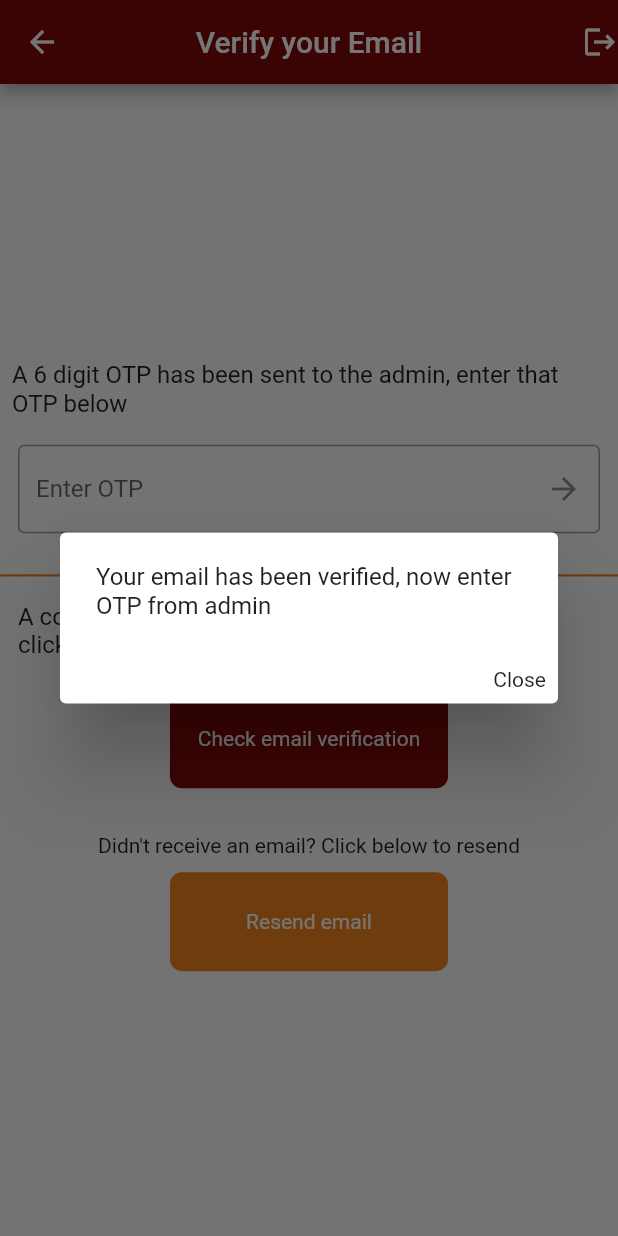
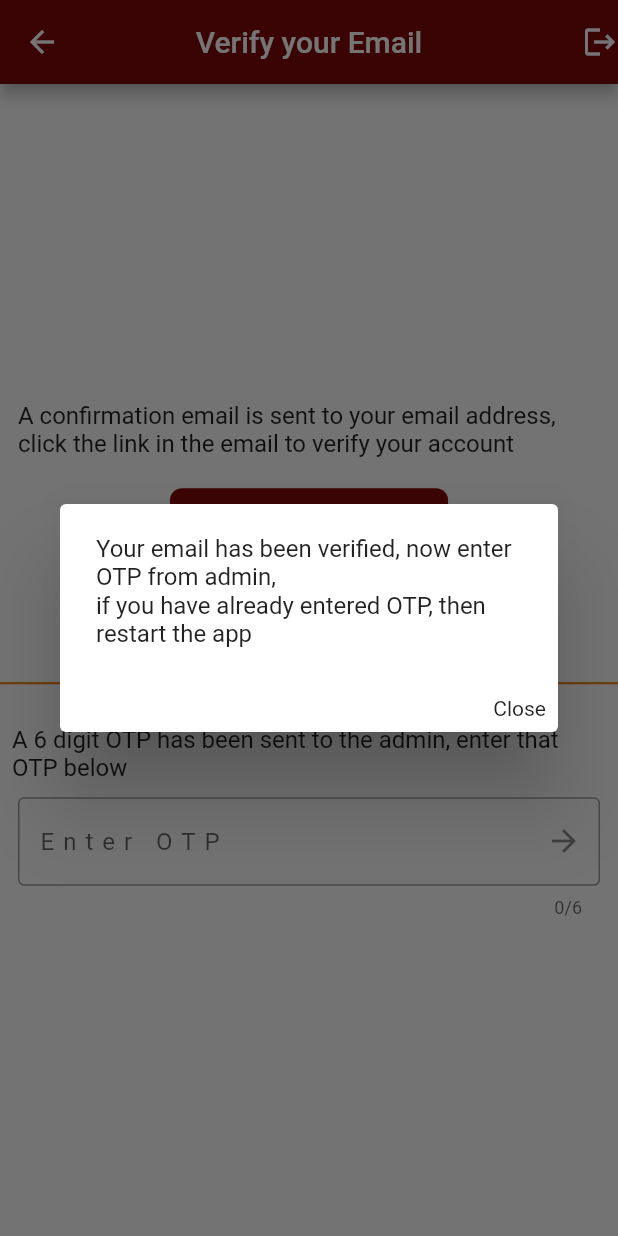
Before and after one commit to Oclits-Interns/Consumer_Checkin, a Flutter app: the VerifyEmail screen opened directly, after a tap on "Check email verification", on a phone screen of 412 x 824 dp. Run offline on Flutter 3.47's test engine with Material 2 defaults, Android fonts, the phone set to English and light mode, and no system bars; our stand-ins replace camera, cloud_firestore, connectivity_plus, cool_alert, firebase_auth, firebase_core and 11 more; missing offline and left inert: dart:ffi, flutter_barcode_scanner, gsheets, mailer, qr_code_scanner; accounts and stored records are empty; statements that could not run were skipped; key blocks and very long unbroken strings in the code were emptied for the run.

Commit message:
2 step verification process completed

```diff
--- a/lib/constant/functions/functions.dart
+++ b/lib/constant/functions/functions.dart
@@ -1,6 +1,6 @@
 import 'dart:math';
-
 import 'package:consumer_checkin/services/google_sheets.dart';
+import 'package:firebase_auth/firebase_auth.dart';
 import 'package:mailer/mailer.dart';
 import 'package:mailer/smtp_server/gmail.dart';
 
@@ -44,7 +44,7 @@ sendEmail(String otp, String userName, String email) async {
   } on MailerException catch (e) {
     print(e);
     for (var p in e.problems) {
-
+      print(p);
     }
   }
 }
--- a/lib/models/TheUser.dart
+++ b/lib/models/TheUser.dart
@@ -1,4 +1,3 @@
-import 'package:cloud_firestore/cloud_firestore.dart';
 
 class TheUser {
   final String uid;
--- a/lib/screens/authentication/verify_email.dart
+++ b/lib/screens/authentication/verify_email.dart
@@ -1,6 +1,5 @@
-import 'package:cloud_firestore/cloud_firestore.dart';
 import 'package:consumer_checkin/constant/colors_constant.dart';
-import 'package:consumer_checkin/services/db_firestore.dart';
+import 'package:consumer_checkin/widgets/otp_input.dart';
 import 'package:firebase_auth/firebase_auth.dart';
 import 'package:flutter/material.dart';
 import 'package:provider/provider.dart';
@@ -11,13 +10,12 @@ class VerifyEmail extends StatefulWidget {
   State<VerifyEmail> createState() => _VerifyEmailState();
 }
 
-bool isAuthenticated = false;
-
 class _VerifyEmailState extends State<VerifyEmail> {
   String message = "A confirmation email is sent to your email address, click the link in the email to verify your account";
   final FirebaseAuth _auth = FirebaseAuth.instance;
   TextEditingController otpController = TextEditingController();
   String otp = "";
+  final GlobalKey<ScaffoldState> _scaffoldkey = GlobalKey<ScaffoldState>();
 
   @override
   Widget build(BuildContext context) {
@@ -25,6 +23,7 @@ class _VerifyEmailState extends State<VerifyEmail> {
     var user = Provider.of<User?>(context);
 
     return Scaffold(
+      key: _scaffoldkey,
       appBar: AppBar(
         backgroundColor: kMaroon,
         title: const Text("Verify your Email"),
@@ -39,34 +38,6 @@ class _VerifyEmailState extends State<VerifyEmail> {
         child: Column(
           mainAxisAlignment: MainAxisAlignment.center,
           children: [
-            const Padding(
-              padding: EdgeInsets.all(8.0),
-              child: Text("A 6 digit OTP has been sent to the admin, enter that OTP below",
-              style: TextStyle(
-                fontSize: 16,
-                fontWeight: FontWeight.w400
-              ),),
-            ),
-            Padding(
-              padding: const EdgeInsets.symmetric(horizontal: 12.0, vertical: 10),
-              child: TextFormField(
-                controller: otpController,
-                decoration: InputDecoration(
-                  hintText: "Enter OTP",
-                  border: const OutlineInputBorder(),
-                  suffixIcon: GestureDetector(
-                      onTap: () async {
-                        isAuthenticated = await DatabaseService().getOtp(otp);
-                        FirebaseFirestore.instance.collection("users").doc(user!.uid).update(
-                            {"Authenticated" : isAuthenticated});
-                      },
-                      child: const Icon(Icons.arrow_forward)),
-                ),
-                onChanged: (val) {setState(() => otp = val);},
-              ),
-            ),
-            const SizedBox(height: 10,),
-            Divider(thickness: 1.5, color: kYellow,),
             Padding(
               padding: const EdgeInsets.symmetric(horizontal: 12.0, vertical: 10),
               child: Text(
@@ -75,9 +46,6 @@ class _VerifyEmailState extends State<VerifyEmail> {
                     fontSize: 16
                 ),),
             ),
-            // user!.emailVerified ?
-            //     const Text("Your email is confirmed, you can continue signing in")
-            // : const Text("An email has been sent to your email address, please follow the instructions to verify your account"),
             Padding(
               padding: const EdgeInsets.only(top: 10.0),
               child: GestureDetector(
@@ -87,7 +55,8 @@ class _VerifyEmailState extends State<VerifyEmail> {
                   if(user!.emailVerified) {
                     showDialog(context: context, builder: (context) {
                       return AlertDialog(
-                        content: const Text("Your email has been verified, now enter OTP from admin"),
+                        content: const Text("Your email has been verified, now enter OTP from admin, \n"
+                            "if you have already entered OTP, then restart the app"),
                         actions: [
                           GestureDetector(
                             child: const Text("Close"),
@@ -112,30 +81,27 @@ class _VerifyEmailState extends State<VerifyEmail> {
                 ),
               ),
             ),
-            const SizedBox(height: 30,),
-            const Text("Didn't receive an email? Click below to resend"),
+            const SizedBox(height: 40,),
+            Row(
+              crossAxisAlignment: CrossAxisAlignment.end,
+              mainAxisAlignment: MainAxisAlignment.center,
+              children: [
+                const Text("Didn't receive an email?"),
                 Padding(
-              padding: const EdgeInsets.only(top: 10.0),
+                  padding: const EdgeInsets.only(left: 3.5),
                   child: GestureDetector(
                       onTap: () {
+                        ScaffoldMessenger.of(context).showSnackBar(const SnackBar(content: Text("Email resent, please wait a few moments before clicking again")));
                         user!.sendEmailVerification();
                       },
-                child: Container(
-                  decoration: BoxDecoration(
-                      color: kYellow,
-                      borderRadius: BorderRadius.circular(8)
-                  ),
-                  width: MediaQuery.of(context).size.width * 0.45,
-                  height: MediaQuery.of(context).size.height * 0.08,
-                  child: const Center(
-                      child: Text(
-                    "Resend email",
+                      child: Text("Click here to resend",
                         style: TextStyle(
-                      color: Colors.white
+                            color: kYellow
                         ),)),
                 ),
+              ],
             ),
-            ),
+            user!.emailVerified ? const OtpConfirmation() : Container(),
           ],
         ),
       )
--- a/lib/services/db_firestore.dart
+++ b/lib/services/db_firestore.dart
@@ -1,5 +1,4 @@
 import 'package:cloud_firestore/cloud_firestore.dart';
-import 'package:mailer/mailer.dart';
 
 class DatabaseService {
   final CollectionReference _consumersCollection = FirebaseFirestore.instance.collection("Consumers");
--- /dev/null
+++ b/lib/widgets/otp_input.dart
@@ -0,0 +1,69 @@
+import 'package:cloud_firestore/cloud_firestore.dart';
+import 'package:consumer_checkin/services/db_firestore.dart';
+import 'package:firebase_auth/firebase_auth.dart';
+import 'package:flutter/material.dart';
+import 'package:provider/provider.dart';
+import '../constant/colors_constant.dart';
+
+class OtpConfirmation extends StatefulWidget {
+  const OtpConfirmation({Key? key}) : super(key: key);
+
+  @override
+  State<OtpConfirmation> createState() => _OtpConfirmationState();
+}
+
+bool isAuthenticated = false;
+
+class _OtpConfirmationState extends State<OtpConfirmation> {
+
+  TextEditingController otpController = TextEditingController();
+  String otp = "";
+
+  @override
+  Widget build(BuildContext context) {
+
+    var user = Provider.of<User?>(context);
+
+
+      return Column(
+        children: [
+          Divider(thickness: 1.5, color: kYellow,),
+          const Padding(
+            padding: EdgeInsets.only(left: 8.0, right: 8.0, top: 20),
+            child: Text(
+              "A 6 digit OTP has been sent to the admin, enter that OTP below",
+              style: TextStyle(
+                  fontSize: 16,
+                  fontWeight: FontWeight.w400
+              ),),
+          ),
+          Padding(
+            padding: const EdgeInsets.symmetric(horizontal: 12.0, vertical: 10),
+            child: TextFormField(
+              maxLength: 6,
+              keyboardType: TextInputType.number,
+              style: const TextStyle(
+                  letterSpacing: 6
+              ),
+              controller: otpController,
+              decoration: InputDecoration(
+                hintText: "Enter OTP",
+                border: const OutlineInputBorder(),
+                suffixIcon: GestureDetector(
+                    onTap: () async {
+                      isAuthenticated = await DatabaseService().getOtp(otp);
+                      FirebaseFirestore.instance.collection("users").doc(
+                          user!.uid).update(
+                          {"Authenticated": isAuthenticated});
+                    },
+                    child: const Icon(Icons.arrow_forward)),
+              ),
+              onChanged: (val) {
+                setState(() => otp = val);
+              },
+            ),
+          ),
+        ],
+      );
+  }
+}
--- a/lib/wrapper.dart
+++ b/lib/wrapper.dart
@@ -31,7 +31,7 @@ class _WrapperState extends State<Wrapper> {
             if(user == null || !snapshot.hasData) {
               return const Authenticate();
             }
-          else if(!user.emailVerified && (_items as dynamic)["Authenticated"] == "false") {
+          else if(!user.emailVerified || (_items as dynamic)["Authenticated"] == "false") {
               return const VerifyEmail();
             }
           else {
```
Lines whose indentation alone changed are shown as unchanged.
